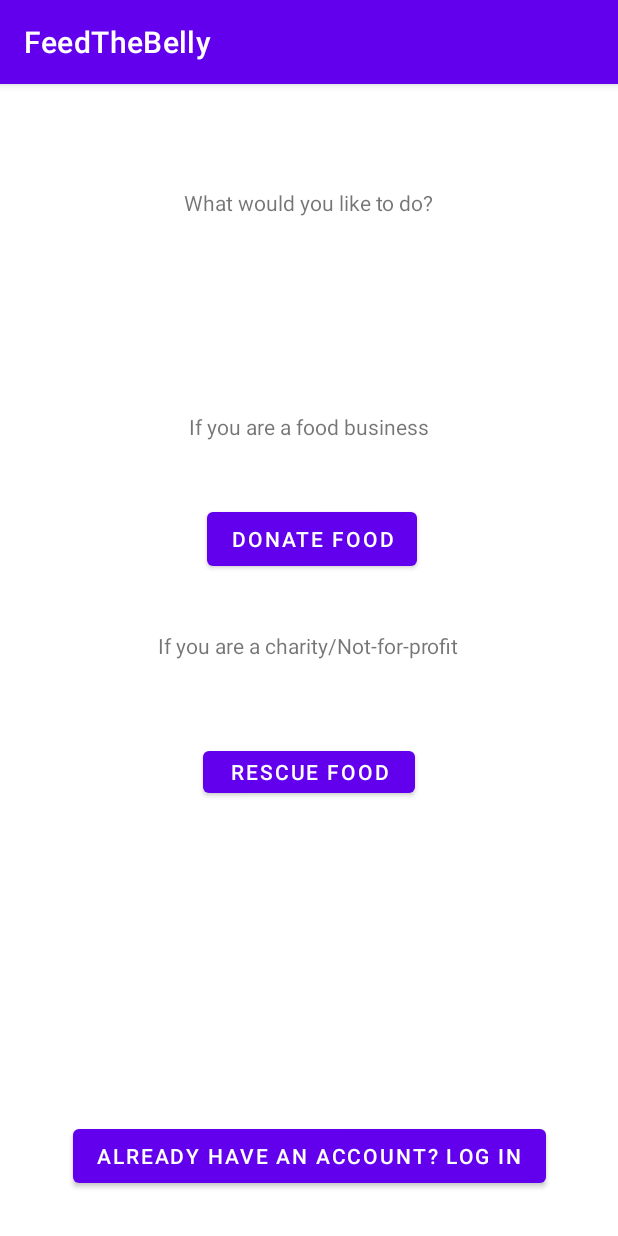
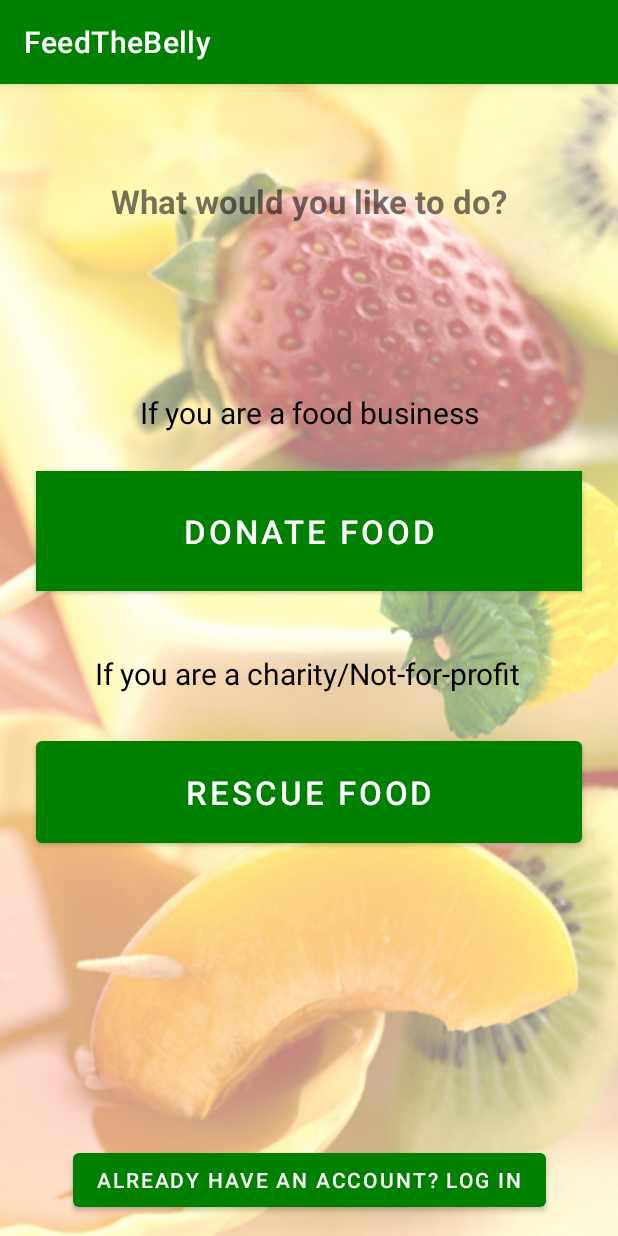
Before and after one commit to Aakash145/Aakash145-W21G4_FeedTheBelly, an Android app: the RegisterationActivity screen opened directly, with no data from a screen before it, on a phone screen of 412 x 824 dp. Run offline under Robolectric (Android 15) with nearby library versions, the light colour scheme and no system bars.

Commit message:
Added blurred background image and changed the theme colors

```diff
--- a/app/src/main/res/layout/activity_main.xml
+++ b/app/src/main/res/layout/activity_main.xml
@@ -6,12 +6,23 @@
     android:layout_height="match_parent"
     tools:context=".MainActivity">
 
+    <ImageView
+        android:layout_width="match_parent"
+        android:layout_height="match_parent"
+        android:alpha="0.5"
+        android:background="@drawable/background"
+        app:layout_constraintBottom_toBottomOf="parent"
+        app:layout_constraintEnd_toEndOf="parent"
+        app:layout_constraintStart_toStartOf="parent"
+        app:layout_constraintTop_toTopOf="parent" />
+
     <EditText
         android:id="@+id/emailText"
         android:layout_width="wrap_content"
         android:layout_height="wrap_content"
         android:layout_marginTop="10dp"
         android:ems="10"
+        android:gravity="center"
         android:hint="@string/email"
         android:inputType="textPersonName"
         app:layout_constraintBottom_toTopOf="@+id/passwordText"
@@ -26,6 +37,7 @@
         android:layout_height="wrap_content"
         android:layout_marginBottom="30dp"
         android:ems="10"
+        android:gravity="center"
         android:hint="@string/password"
         android:inputType="textPersonName"
         app:layout_constraintBottom_toTopOf="@+id/loginButton"
@@ -39,7 +51,7 @@
         android:layout_width="wrap_content"
         android:layout_height="wrap_content"
         android:layout_marginTop="30dp"
-        android:text="Log in"
+        android:text="@string/btnTextLogin"
         app:layout_constraintBottom_toTopOf="@+id/registerButton"
         app:layout_constraintEnd_toEndOf="parent"
         app:layout_constraintHorizontal_bias="0.498"
@@ -51,7 +63,7 @@
         android:layout_width="wrap_content"
         android:layout_height="wrap_content"
         android:layout_marginTop="100dp"
-        android:text="Don't have an account? Sign Up"
+        android:text="@string/btnTextDoNotHaveAcc"
         app:layout_constraintBottom_toBottomOf="parent"
         app:layout_constraintEnd_toEndOf="parent"
         app:layout_constraintStart_toStartOf="parent"
--- a/app/src/main/res/layout/activity_regestration__restauarant.xml
+++ b/app/src/main/res/layout/activity_regestration__restauarant.xml
@@ -168,9 +168,9 @@
                 android:ems="10"
                 android:fontFamily="sans-serif-condensed"
                 android:gravity="start|right"
+                android:hint="@string/hintPhoneNumber"
                 android:includeFontPadding="true"
-                android:hint="@string/hintPhoneNumber"
-                android:inputType="number|phone"/>
+                android:inputType="number|phone" />
 
             <TextView
                 android:id="@+id/txtViewAddress"
--- a/app/src/main/res/layout/activity_registeration.xml
+++ b/app/src/main/res/layout/activity_registeration.xml
@@ -6,13 +6,29 @@
     android:layout_height="match_parent"
     tools:context=".RegisterationActivity">
 
+    <ImageView
+        android:layout_width="match_parent"
+        android:layout_height="match_parent"
+        android:alpha="0.5"
+        android:background="@drawable/background"
+        app:layout_constraintBottom_toBottomOf="parent"
+        app:layout_constraintEnd_toEndOf="parent"
+        app:layout_constraintStart_toStartOf="parent"
+        app:layout_constraintTop_toTopOf="parent" />
+
     <Button
         android:id="@+id/donateButton"
-        android:layout_width="wrap_content"
-        android:layout_height="wrap_content"
+        android:layout_width="0dp"
+        android:layout_height="80dp"
+        android:layout_marginStart="24dp"
+        android:layout_marginLeft="24dp"
         android:layout_marginTop="12dp"
+        android:layout_marginEnd="24dp"
+        android:layout_marginRight="24dp"
         android:layout_marginBottom="4dp"
+        android:background="#FFFFFF"
         android:text="@string/donate"
+        android:textSize="22sp"
         app:layout_constraintBottom_toTopOf="@+id/rescueText"
         app:layout_constraintEnd_toEndOf="parent"
         app:layout_constraintHorizontal_bias="0.507"
@@ -22,11 +38,16 @@
 
     <Button
         android:id="@+id/rescueButton"
-        android:layout_width="141dp"
-        android:layout_height="40dp"
+        android:layout_width="0dp"
+        android:layout_height="80dp"
+        android:layout_marginStart="24dp"
+        android:layout_marginLeft="24dp"
         android:layout_marginTop="12dp"
+        android:layout_marginEnd="24dp"
+        android:layout_marginRight="24dp"
         android:layout_marginBottom="182dp"
         android:text="@string/rescue"
+        android:textSize="22sp"
         app:layout_constraintBottom_toTopOf="@+id/signInButton"
         app:layout_constraintEnd_toEndOf="parent"
         app:layout_constraintStart_toStartOf="parent"
@@ -48,9 +69,11 @@
         android:id="@+id/registerTitle"
         android:layout_width="wrap_content"
         android:layout_height="wrap_content"
-        android:layout_marginTop="40dp"
+        android:layout_marginTop="50dp"
         android:layout_marginBottom="50dp"
         android:text="@string/title"
+        android:textSize="22sp"
+        android:textStyle="bold"
         app:layout_constraintBottom_toTopOf="@+id/donateText"
         app:layout_constraintEnd_toEndOf="parent"
         app:layout_constraintStart_toStartOf="parent"
@@ -62,6 +85,8 @@
         android:layout_height="wrap_content"
         android:layout_marginTop="50dp"
         android:text="@string/donateTxt"
+        android:textColor="@color/black"
+        android:textSize="20sp"
         app:layout_constraintBottom_toTopOf="@+id/donateButton"
         app:layout_constraintEnd_toEndOf="parent"
         app:layout_constraintStart_toStartOf="parent"
@@ -74,11 +99,12 @@
         android:layout_height="wrap_content"
         android:layout_marginStart="104dp"
         android:layout_marginLeft="104dp"
-        android:layout_marginTop="4dp"
+        android:layout_marginTop="24dp"
         android:layout_marginEnd="105dp"
         android:layout_marginRight="105dp"
-        android:layout_marginBottom="13dp"
         android:text="@string/rescueTxt"
+        android:textColor="@color/black"
+        android:textSize="20sp"
         app:layout_constraintBottom_toTopOf="@+id/rescueButton"
         app:layout_constraintEnd_toEndOf="parent"
         app:layout_constraintStart_toStartOf="parent"
--- a/app/src/main/res/values/colors.xml
+++ b/app/src/main/res/values/colors.xml
@@ -7,4 +7,6 @@
     <color name="teal_700">#FF018786</color>
     <color name="black">#FF000000</color>
     <color name="white">#FFFFFFFF</color>
+    <color name="greendark">#008000</color>
+
 </resources>
--- a/app/src/main/res/values/strings.xml
+++ b/app/src/main/res/values/strings.xml
@@ -59,4 +59,6 @@
     <string name="hintEmail">"Enter the email Address"</string>
     <string name="hintPhoneNumber">"Enter Contact Number"</string>
     <string name="textViewContactNumber">Restaurant Contact Number*</string>
+    <string name="btnTextDoNotHaveAcc">Don\'t have an account? Sign Up</string>
+    <string name="btnTextLogin">Log in</string>
 </resources>
--- a/app/src/main/res/values/themes.xml
+++ b/app/src/main/res/values/themes.xml
@@ -2,7 +2,7 @@
     <!-- Base application theme. -->
     <style name="Theme.FoodRescue" parent="Theme.MaterialComponents.DayNight.DarkActionBar">
         <!-- Primary brand color. -->
-        <item name="colorPrimary">@color/purple_500</item>
+        <item name="colorPrimary">@color/greendark</item>
         <item name="colorPrimaryVariant">@color/purple_700</item>
         <item name="colorOnPrimary">@color/white</item>
         <!-- Secondary brand color. -->
```
Also changed, not shown: app/src/main/res/drawable-v24/background.jpg (added).
